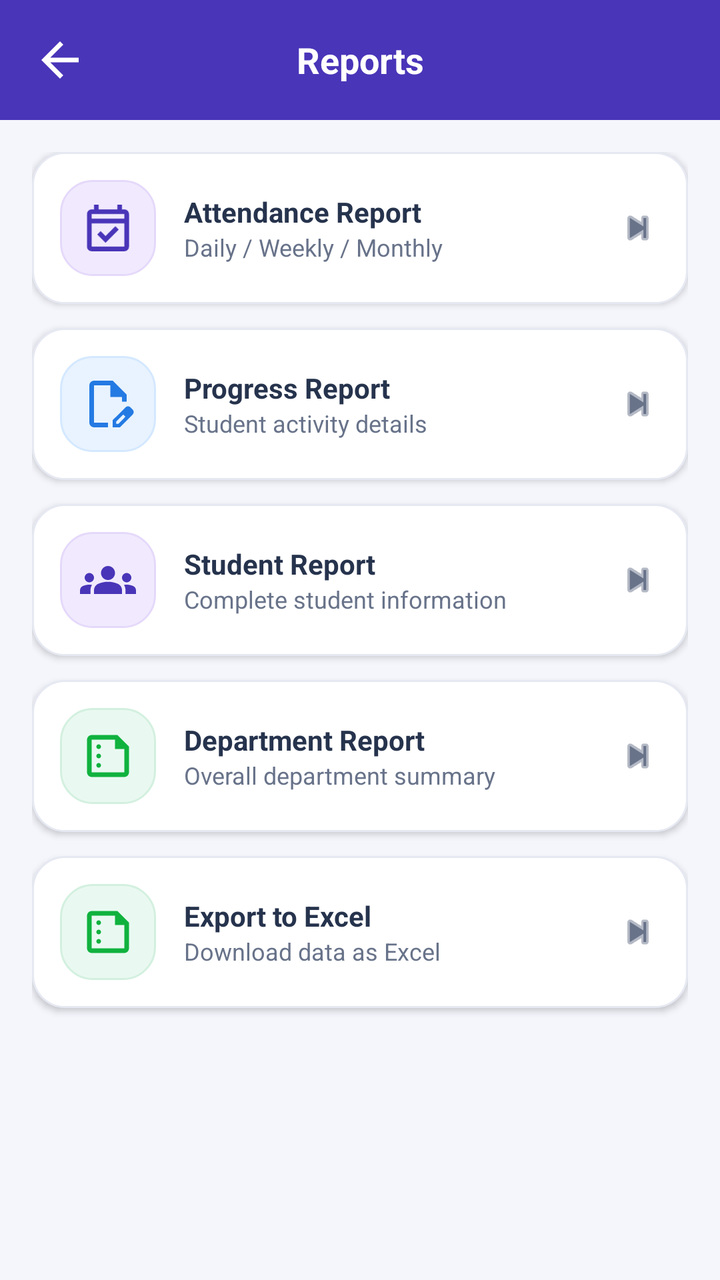
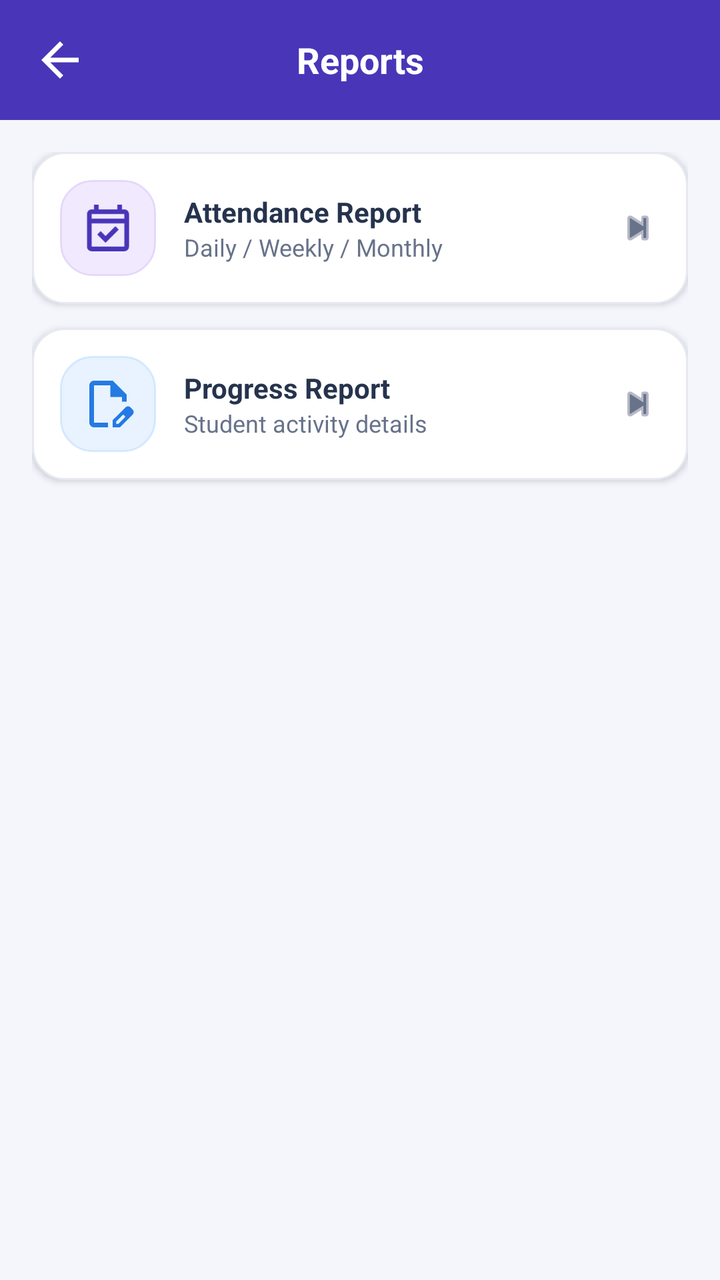

An Android layout rendered at two revisions. The XML below is the earlier revision; the diff shows what the commit changed to produce the second picture.
<!-- AndroidManifest.xml: application theme Theme.TrackPoint -->
<!-- res/layout/activity_reports.xml -->
<?xml version="1.0" encoding="utf-8"?>
<androidx.constraintlayout.widget.ConstraintLayout
    xmlns:android="http://schemas.android.com/apk/res/android"
    xmlns:app="http://schemas.android.com/apk/res-auto"
    android:layout_width="match_parent"
    android:layout_height="match_parent"
    android:background="#4935B8"
    android:fitsSystemWindows="true">

    
    <LinearLayout
        android:id="@+id/header"
        android:layout_width="match_parent"
        android:layout_height="60dp"
        android:orientation="horizontal"
        android:gravity="center_vertical"
        android:paddingStart="16dp"
        android:paddingEnd="16dp"
        android:background="#4935B8"
        app:layout_constraintTop_toTopOf="parent">

        <ImageView
            android:id="@+id/btnBack"
            android:layout_width="28dp"
            android:layout_height="28dp"
            android:src="@drawable/back_symbol"
            app:tint="#FFFFFF"
            android:contentDescription="Back"/>

        <TextView
            android:layout_width="0dp"
            android:layout_height="wrap_content"
            android:layout_weight="1"
            android:text="Reports"
            android:textColor="#FFFFFF"
            android:textSize="18sp"
            android:textStyle="bold"
            android:gravity="center"/>

        <View
            android:layout_width="28dp"
            android:layout_height="28dp"/>

    </LinearLayout>

    
    <ScrollView
        android:layout_width="match_parent"
        android:layout_height="0dp"
        android:fillViewport="true"
        android:padding="16dp"
        android:background="#F5F6FC"
        app:layout_constraintTop_toBottomOf="@id/header"
        app:layout_constraintBottom_toBottomOf="parent">

        <LinearLayout
            android:layout_width="match_parent"
            android:layout_height="wrap_content"
            android:orientation="vertical">

            
            <LinearLayout
                android:id="@+id/btnAttendanceReport"
                android:layout_width="match_parent"
                android:layout_height="76dp"
                android:layout_marginBottom="12dp"
                android:orientation="horizontal"
                android:gravity="center_vertical"
                android:padding="14dp"
                android:background="@drawable/action_card"
                android:elevation="2dp">

                <ImageView
                    android:layout_width="48dp"
                    android:layout_height="48dp"
                    android:gravity="center"
                    android:padding="10dp"
                    android:src="@drawable/attendance_symbol"
                    app:tint="#4935B8"
                    android:background="@drawable/card_purple"/>

                <LinearLayout
                    android:layout_width="0dp"
                    android:layout_height="wrap_content"
                    android:layout_weight="1"
                    android:orientation="vertical"
                    android:layout_marginStart="14dp">

                    <TextView
                        android:layout_width="wrap_content"
                        android:layout_height="wrap_content"
                        android:text="Attendance Report"
                        android:textColor="#26334D"
                        android:textStyle="bold"
                        android:textSize="14sp"/>

                    <TextView
                        android:layout_width="wrap_content"
                        android:layout_height="wrap_content"
                        android:text="Daily / Weekly / Monthly"
                        android:textColor="#68738A"
                        android:textSize="12sp"/>

                </LinearLayout>

                <ImageView
                    android:layout_width="22dp"
                    android:layout_height="22dp"
                    android:src="@android:drawable/ic_media_next"
                    app:tint="#68738A"
                    android:contentDescription="Open"/>

            </LinearLayout>

            
            <LinearLayout
                android:id="@+id/btnProgressReport"
                android:layout_width="match_parent"
                android:layout_height="76dp"
                android:layout_marginBottom="12dp"
                android:orientation="horizontal"
                android:gravity="center_vertical"
                android:padding="14dp"
                android:background="@drawable/action_card"
                android:elevation="2dp">

                <ImageView
                    android:layout_width="48dp"
                    android:layout_height="48dp"
                    android:gravity="center"
                    android:padding="10dp"
                    android:src="@drawable/daily_progress_symbol"
                    app:tint="#247AE3"
                    android:background="@drawable/card_blue"/>

                <LinearLayout
                    android:layout_width="0dp"
                    android:layout_height="wrap_content"
                    android:layout_weight="1"
                    android:orientation="vertical"
                    android:layout_marginStart="14dp">

                    <TextView
                        android:layout_width="wrap_content"
                        android:layout_height="wrap_content"
                        android:text="Progress Report"
                        android:textColor="#26334D"
                        android:textStyle="bold"
                        android:textSize="14sp"/>

                    <TextView
                        android:layout_width="wrap_content"
                        android:layout_height="wrap_content"
                        android:text="Student activity details"
                        android:textColor="#68738A"
                        android:textSize="12sp"/>

                </LinearLayout>

                <ImageView
                    android:layout_width="22dp"
                    android:layout_height="22dp"
                    android:src="@android:drawable/ic_media_next"
                    app:tint="#68738A"
                    android:contentDescription="Open"/>

            </LinearLayout>

            
            <LinearLayout
                android:id="@+id/btnStudentReport"
                android:layout_width="match_parent"
                android:layout_height="76dp"
                android:layout_marginBottom="12dp"
                android:orientation="horizontal"
                android:gravity="center_vertical"
                android:padding="14dp"
                android:background="@drawable/action_card"
                android:elevation="2dp">

                <ImageView
                    android:layout_width="48dp"
                    android:layout_height="48dp"
                    android:gravity="center"
                    android:padding="10dp"
                    android:src="@drawable/group_symbol"
                    app:tint="#4935B8"
                    android:background="@drawable/card_purple"/>

                <LinearLayout
                    android:layout_width="0dp"
                    android:layout_height="wrap_content"
                    android:layout_weight="1"
                    android:orientation="vertical"
                    android:layout_marginStart="14dp">

                    <TextView
                        android:layout_width="wrap_content"
                        android:layout_height="wrap_content"
                        android:text="Student Report"
                        android:textColor="#26334D"
                        android:textStyle="bold"
                        android:textSize="14sp"/>

                    <TextView
                        android:layout_width="wrap_content"
                        android:layout_height="wrap_content"
                        android:text="Complete student information"
                        android:textColor="#68738A"
                        android:textSize="12sp"/>

                </LinearLayout>

                <ImageView
                    android:layout_width="22dp"
                    android:layout_height="22dp"
                    android:src="@android:drawable/ic_media_next"
                    app:tint="#68738A"
                    android:contentDescription="Open"/>

            </LinearLayout>

            
            <LinearLayout
                android:id="@+id/btnDepartmentReport"
                android:layout_width="match_parent"
                android:layout_height="76dp"
                android:layout_marginBottom="12dp"
                android:orientation="horizontal"
                android:gravity="center_vertical"
                android:padding="14dp"
                android:background="@drawable/action_card"
                android:elevation="2dp">

                <ImageView
                    android:layout_width="48dp"
                    android:layout_height="48dp"
                    android:gravity="center"
                    android:padding="10dp"
                    android:src="@drawable/reports_symbol"
                    app:tint="#10B23E"
                    android:background="@drawable/card_green"/>

                <LinearLayout
                    android:layout_width="0dp"
                    android:layout_height="wrap_content"
                    android:layout_weight="1"
                    android:orientation="vertical"
                    android:layout_marginStart="14dp">

                    <TextView
                        android:layout_width="wrap_content"
                        android:layout_height="wrap_content"
                        android:text="Department Report"
                        android:textColor="#26334D"
                        android:textStyle="bold"
                        android:textSize="14sp"/>

                    <TextView
                        android:layout_width="wrap_content"
                        android:layout_height="wrap_content"
                        android:text="Overall department summary"
                        android:textColor="#68738A"
                        android:textSize="12sp"/>

                </LinearLayout>

                <ImageView
                    android:layout_width="22dp"
                    android:layout_height="22dp"
                    android:src="@android:drawable/ic_media_next"
                    app:tint="#68738A"
                    android:contentDescription="Open"/>

            </LinearLayout>

            
            <LinearLayout
                android:id="@+id/btnExportExcel"
                android:layout_width="match_parent"
                android:layout_height="76dp"
                android:layout_marginBottom="12dp"
                android:orientation="horizontal"
                android:gravity="center_vertical"
                android:padding="14dp"
                android:background="@drawable/action_card"
                android:elevation="2dp">

                <ImageView
                    android:layout_width="48dp"
                    android:layout_height="48dp"
                    android:gravity="center"
                    android:padding="10dp"
                    android:src="@drawable/reports_symbol"
                    app:tint="#10B23E"
                    android:background="@drawable/card_green"/>

                <LinearLayout
                    android:layout_width="0dp"
                    android:layout_height="wrap_content"
                    android:layout_weight="1"
                    android:orientation="vertical"
                    android:layout_marginStart="14dp">

                    <TextView
                        android:layout_width="wrap_content"
                        android:layout_height="wrap_content"
                        android:text="Export to Excel"
                        android:textColor="#26334D"
                        android:textStyle="bold"
                        android:textSize="14sp"/>

                    <TextView
                        android:layout_width="wrap_content"
                        android:layout_height="wrap_content"
                        android:text="Download data as Excel"
                        android:textColor="#68738A"
                        android:textSize="12sp"/>

                </LinearLayout>

                <ImageView
                    android:layout_width="22dp"
                    android:layout_height="22dp"
                    android:src="@android:drawable/ic_media_next"
                    app:tint="#68738A"
                    android:contentDescription="Open"/>

            </LinearLayout>

        </LinearLayout>

    </ScrollView>

</androidx.constraintlayout.widget.ConstraintLayout>
<!-- resources referenced by this layout -->
<resources>
  <!-- drawable action_card (drawable) -->
  <shape xmlns:android="http://schemas.android.com/apk/res/android">
      <solid android:color="#FFFFFF"/>
      <stroke android:width="1dp" android:color="#E6E9F2"/>
      <corners android:radius="16dp"/>
  </shape>
  <!-- drawable back_symbol (drawable) -->
  <vector xmlns:android="http://schemas.android.com/apk/res/android" android:autoMirrored="true" android:height="24dp" android:tint="#000000" android:viewportHeight="24" android:viewportWidth="24" android:width="24dp">
        
      <path android:fillColor="@android:color/white" android:pathData="M20,11H7.83l5.59,-5.59L12,4l-8,8 8,8 1.41,-1.41L7.83,13H20v-2z"/>
      
  </vector>
  <!-- drawable card_blue (drawable) -->
  <shape xmlns:android="http://schemas.android.com/apk/res/android">
      <solid android:color="#E8F3FF"/>
      <stroke android:width="1dp" android:color="#D4E8FF"/>
      <corners android:radius="16dp"/>
  </shape>
  <!-- drawable card_green (drawable) -->
  <shape xmlns:android="http://schemas.android.com/apk/res/android">
      <solid android:color="#E9F9F1"/>
      <stroke android:width="1dp" android:color="#D3F0DF"/>
      <corners android:radius="16dp"/>
  </shape>
  <!-- drawable card_purple (drawable) -->
  <shape xmlns:android="http://schemas.android.com/apk/res/android">
      <solid android:color="#F1EAFE"/>
      <stroke android:width="1dp" android:color="#E5D9FA"/>
      <corners android:radius="16dp"/>
  </shape>
  <!-- drawable group_symbol (drawable) -->
  <vector xmlns:android="http://schemas.android.com/apk/res/android" android:height="24dp" android:tint="#000000" android:viewportHeight="24" android:viewportWidth="24" android:width="24dp">
        
      <path android:fillColor="@android:color/white" android:pathData="M12,12.75c1.63,0 3.07,0.39 4.24,0.9c1.08,0.48 1.76,1.56 1.76,2.73L18,18H6l0,-1.61c0,-1.18 0.68,-2.26 1.76,-2.73C8.93,13.14 10.37,12.75 12,12.75zM4,13c1.1,0 2,-0.9 2,-2c0,-1.1 -0.9,-2 -2,-2s-2,0.9 -2,2C2,12.1 2.9,13 4,13zM5.13,14.1C4.76,14.04 4.39,14 4,14c-0.99,0 -1.93,0.21 -2.78,0.58C0.48,14.9 0,15.62 0,16.43V18l4.5,0v-1.61C4.5,15.56 4.73,14.78 5.13,14.1zM20,13c1.1,0 2,-0.9 2,-2c0,-1.1 -0.9,-2 -2,-2s-2,0.9 -2,2C18,12.1 18.9,13 20,13zM24,16.43c0,-0.81 -0.48,-1.53 -1.22,-1.85C21.93,14.21 20.99,14 20,14c-0.39,0 -0.76,0.04 -1.13,0.1c0.4,0.68 0.63,1.46 0.63,2.29V18l4.5,0V16.43zM12,6c1.66,0 3,1.34 3,3c0,1.66 -1.34,3 -3,3s-3,-1.34 -3,-3C9,7.34 10.34,6 12,6z"/>
      
  </vector>
  <!-- drawable reports_symbol (drawable) -->
  <vector xmlns:android="http://schemas.android.com/apk/res/android" android:height="24dp" android:tint="#000000" android:viewportHeight="960" android:viewportWidth="960" android:width="24dp">
        
      <path android:fillColor="@android:color/white" android:pathData="M348.5,348.5Q360,337 360,320Q360,303 348.5,291.5Q337,280 320,280Q303,280 291.5,291.5Q280,303 280,320Q280,337 291.5,348.5Q303,360 320,360Q337,360 348.5,348.5ZM348.5,508.5Q360,497 360,480Q360,463 348.5,451.5Q337,440 320,440Q303,440 291.5,451.5Q280,463 280,480Q280,497 291.5,508.5Q303,520 320,520Q337,520 348.5,508.5ZM348.5,668.5Q360,657 360,640Q360,623 348.5,611.5Q337,600 320,600Q303,600 291.5,611.5Q280,623 280,640Q280,657 291.5,668.5Q303,680 320,680Q337,680 348.5,668.5ZM200,840Q167,840 143.5,816.5Q120,793 120,760L120,200Q120,167 143.5,143.5Q167,120 200,120L640,120L840,320L840,760Q840,793 816.5,816.5Q793,840 760,840L200,840ZM200,760L760,760Q760,760 760,760Q760,760 760,760L760,360L600,360L600,200L200,200Q200,200 200,200Q200,200 200,200L200,760Q200,760 200,760Q200,760 200,760ZM200,200L200,200L200,360L200,360L200,200L200,360L200,360L200,760Q200,760 200,760Q200,760 200,760L200,760Q200,760 200,760Q200,760 200,760L200,200Q200,200 200,200Q200,200 200,200Z"/>
      
  </vector>
  <style name="Theme.TrackPoint" parent="Base.Theme.TrackPoint" />
  <style name="Base.Theme.TrackPoint" parent="Theme.Material3.DayNight.NoActionBar">
          
          
      </style>
  <!-- unchanged entries left out for length: 2 -->
</resources>

<!-- the commit's change to res/layout/activity_reports.xml (unified diff, before → after) -->
@@ -166,168 +166,6 @@
 
             </LinearLayout>
 
-            
-            <LinearLayout
-                android:id="@+id/btnStudentReport"
-                android:layout_width="match_parent"
-                android:layout_height="76dp"
-                android:layout_marginBottom="12dp"
-                android:orientation="horizontal"
-                android:gravity="center_vertical"
-                android:padding="14dp"
-                android:background="@drawable/action_card"
-                android:elevation="2dp">
-
-                <ImageView
-                    android:layout_width="48dp"
-                    android:layout_height="48dp"
-                    android:gravity="center"
-                    android:padding="10dp"
-                    android:src="@drawable/group_symbol"
-                    app:tint="#4935B8"
-                    android:background="@drawable/card_purple"/>
-
-                <LinearLayout
-                    android:layout_width="0dp"
-                    android:layout_height="wrap_content"
-                    android:layout_weight="1"
-                    android:orientation="vertical"
-                    android:layout_marginStart="14dp">
-
-                    <TextView
-                        android:layout_width="wrap_content"
-                        android:layout_height="wrap_content"
-                        android:text="Student Report"
-                        android:textColor="#26334D"
-                        android:textStyle="bold"
-                        android:textSize="14sp"/>
-
-                    <TextView
-                        android:layout_width="wrap_content"
-                        android:layout_height="wrap_content"
-                        android:text="Complete student information"
-                        android:textColor="#68738A"
-                        android:textSize="12sp"/>
-
-                </LinearLayout>
-
-                <ImageView
-                    android:layout_width="22dp"
-                    android:layout_height="22dp"
-                    android:src="@android:drawable/ic_media_next"
-                    app:tint="#68738A"
-                    android:contentDescription="Open"/>
-
-            </LinearLayout>
-
-            
-            <LinearLayout
-                android:id="@+id/btnDepartmentReport"
-                android:layout_width="match_parent"
-                android:layout_height="76dp"
-                android:layout_marginBottom="12dp"
-                android:orientation="horizontal"
-                android:gravity="center_vertical"
-                android:padding="14dp"
-                android:background="@drawable/action_card"
-                android:elevation="2dp">
-
-                <ImageView
-                    android:layout_width="48dp"
-                    android:layout_height="48dp"
-                    android:gravity="center"
-                    android:padding="10dp"
-                    android:src="@drawable/reports_symbol"
-                    app:tint="#10B23E"
-                    android:background="@drawable/card_green"/>
-
-                <LinearLayout
-                    android:layout_width="0dp"
-                    android:layout_height="wrap_content"
-                    android:layout_weight="1"
-                    android:orientation="vertical"
-                    android:layout_marginStart="14dp">
-
-                    <TextView
-                        android:layout_width="wrap_content"
-                        android:layout_height="wrap_content"
-                        android:text="Department Report"
-                        android:textColor="#26334D"
-                        android:textStyle="bold"
-                        android:textSize="14sp"/>
-
-                    <TextView
-                        android:layout_width="wrap_content"
-                        android:layout_height="wrap_content"
-                        android:text="Overall department summary"
-                        android:textColor="#68738A"
-                        android:textSize="12sp"/>
-
-                </LinearLayout>
-
-                <ImageView
-                    android:layout_width="22dp"
-                    android:layout_height="22dp"
-                    android:src="@android:drawable/ic_media_next"
-                    app:tint="#68738A"
-                    android:contentDescription="Open"/>
-
-            </LinearLayout>
-
-            
-            <LinearLayout
-                android:id="@+id/btnExportExcel"
-                android:layout_width="match_parent"
-                android:layout_height="76dp"
-                android:layout_marginBottom="12dp"
-                android:orientation="horizontal"
-                android:gravity="center_vertical"
-                android:padding="14dp"
-                android:background="@drawable/action_card"
-                android:elevation="2dp">
-
-                <ImageView
-                    android:layout_width="48dp"
-                    android:layout_height="48dp"
-                    android:gravity="center"
-                    android:padding="10dp"
-                    android:src="@drawable/reports_symbol"
-                    app:tint="#10B23E"
-                    android:background="@drawable/card_green"/>
-
-                <LinearLayout
-                    android:layout_width="0dp"
-                    android:layout_height="wrap_content"
-                    android:layout_weight="1"
-                    android:orientation="vertical"
-                    android:layout_marginStart="14dp">
-
-                    <TextView
-                        android:layout_width="wrap_content"
-                        android:layout_height="wrap_content"
-                        android:text="Export to Excel"
-                        android:textColor="#26334D"
-                        android:textStyle="bold"
-                        android:textSize="14sp"/>
-
-                    <TextView
-                        android:layout_width="wrap_content"
-                        android:layout_height="wrap_content"
-                        android:text="Download data as Excel"
-                        android:textColor="#68738A"
-                        android:textSize="12sp"/>
-
-                </LinearLayout>
-
-                <ImageView
-                    android:layout_width="22dp"
-                    android:layout_height="22dp"
-                    android:src="@android:drawable/ic_media_next"
-                    app:tint="#68738A"
-                    android:contentDescription="Open"/>
-
-            </LinearLayout>
-
         </LinearLayout>
 
     </ScrollView>
<!-- resource entries referenced after the edit -->
@@ -18,30 +18,12 @@
       <stroke android:width="1dp" android:color="#D4E8FF"/>
       <corners android:radius="16dp"/>
   </shape>
-  <!-- drawable card_green (drawable) -->
-  <shape xmlns:android="http://schemas.android.com/apk/res/android">
-      <solid android:color="#E9F9F1"/>
-      <stroke android:width="1dp" android:color="#D3F0DF"/>
-      <corners android:radius="16dp"/>
-  </shape>
   <!-- drawable card_purple (drawable) -->
   <shape xmlns:android="http://schemas.android.com/apk/res/android">
       <solid android:color="#F1EAFE"/>
       <stroke android:width="1dp" android:color="#E5D9FA"/>
       <corners android:radius="16dp"/>
   </shape>
-  <!-- drawable group_symbol (drawable) -->
-  <vector xmlns:android="http://schemas.android.com/apk/res/android" android:height="24dp" android:tint="#000000" android:viewportHeight="24" android:viewportWidth="24" android:width="24dp">
-        
-      <path android:fillColor="@android:color/white" android:pathData="M12,12.75c1.63,0 3.07,0.39 4.24,0.9c1.08,0.48 1.76,1.56 1.76,2.73L18,18H6l0,-1.61c0,-1.18 0.68,-2.26 1.76,-2.73C8.93,13.14 10.37,12.75 12,12.75zM4,13c1.1,0 2,-0.9 2,-2c0,-1.1 -0.9,-2 -2,-2s-2,0.9 -2,2C2,12.1 2.9,13 4,13zM5.13,14.1C4.76,14.04 4.39,14 4,14c-0.99,0 -1.93,0.21 -2.78,0.58C0.48,14.9 0,15.62 0,16.43V18l4.5,0v-1.61C4.5,15.56 4.73,14.78 5.13,14.1zM20,13c1.1,0 2,-0.9 2,-2c0,-1.1 -0.9,-2 -2,-2s-2,0.9 -2,2C18,12.1 18.9,13 20,13zM24,16.43c0,-0.81 -0.48,-1.53 -1.22,-1.85C21.93,14.21 20.99,14 20,14c-0.39,0 -0.76,0.04 -1.13,0.1c0.4,0.68 0.63,1.46 0.63,2.29V18l4.5,0V16.43zM12,6c1.66,0 3,1.34 3,3c0,1.66 -1.34,3 -3,3s-3,-1.34 -3,-3C9,7.34 10.34,6 12,6z"/>
-      
-  </vector>
-  <!-- drawable reports_symbol (drawable) -->
-  <vector xmlns:android="http://schemas.android.com/apk/res/android" android:height="24dp" android:tint="#000000" android:viewportHeight="960" android:viewportWidth="960" android:width="24dp">
-        
-      <path android:fillColor="@android:color/white" android:pathData="M348.5,348.5Q360,337 360,320Q360,303 348.5,291.5Q337,280 320,280Q303,280 291.5,291.5Q280,303 280,320Q280,337 291.5,348.5Q303,360 320,360Q337,360 348.5,348.5ZM348.5,508.5Q360,497 360,480Q360,463 348.5,451.5Q337,440 320,440Q303,440 291.5,451.5Q280,463 280,480Q280,497 291.5,508.5Q303,520 320,520Q337,520 348.5,508.5ZM348.5,668.5Q360,657 360,640Q360,623 348.5,611.5Q337,600 320,600Q303,600 291.5,611.5Q280,623 280,640Q280,657 291.5,668.5Q303,680 320,680Q337,680 348.5,668.5ZM200,840Q167,840 143.5,816.5Q120,793 120,760L120,200Q120,167 143.5,143.5Q167,120 200,120L640,120L840,320L840,760Q840,793 816.5,816.5Q793,840 760,840L200,840ZM200,760L760,760Q760,760 760,760Q760,760 760,760L760,360L600,360L600,200L200,200Q200,200 200,200Q200,200 200,200L200,760Q200,760 200,760Q200,760 200,760ZM200,200L200,200L200,360L200,360L200,200L200,360L200,360L200,760Q200,760 200,760Q200,760 200,760L200,760Q200,760 200,760Q200,760 200,760L200,200Q200,200 200,200Q200,200 200,200Z"/>
-      
-  </vector>
   <style name="Theme.TrackPoint" parent="Base.Theme.TrackPoint" />
   <style name="Base.Theme.TrackPoint" parent="Theme.Material3.DayNight.NoActionBar">
           
